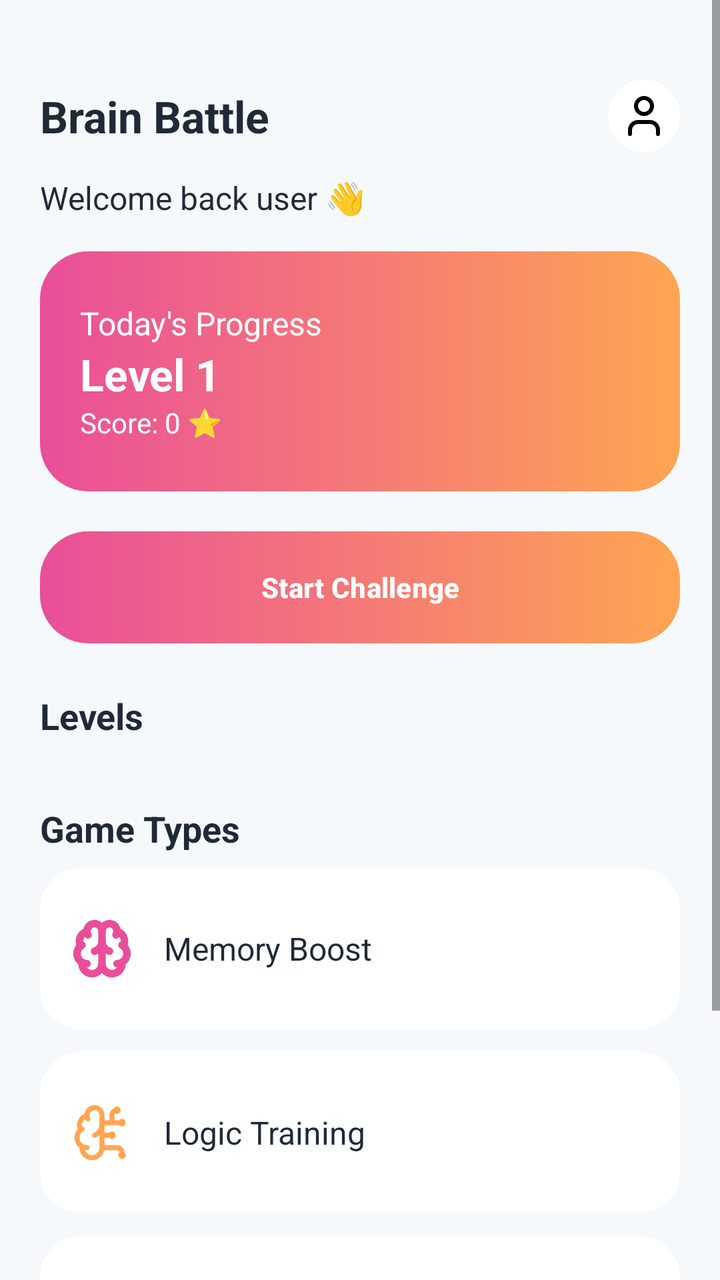
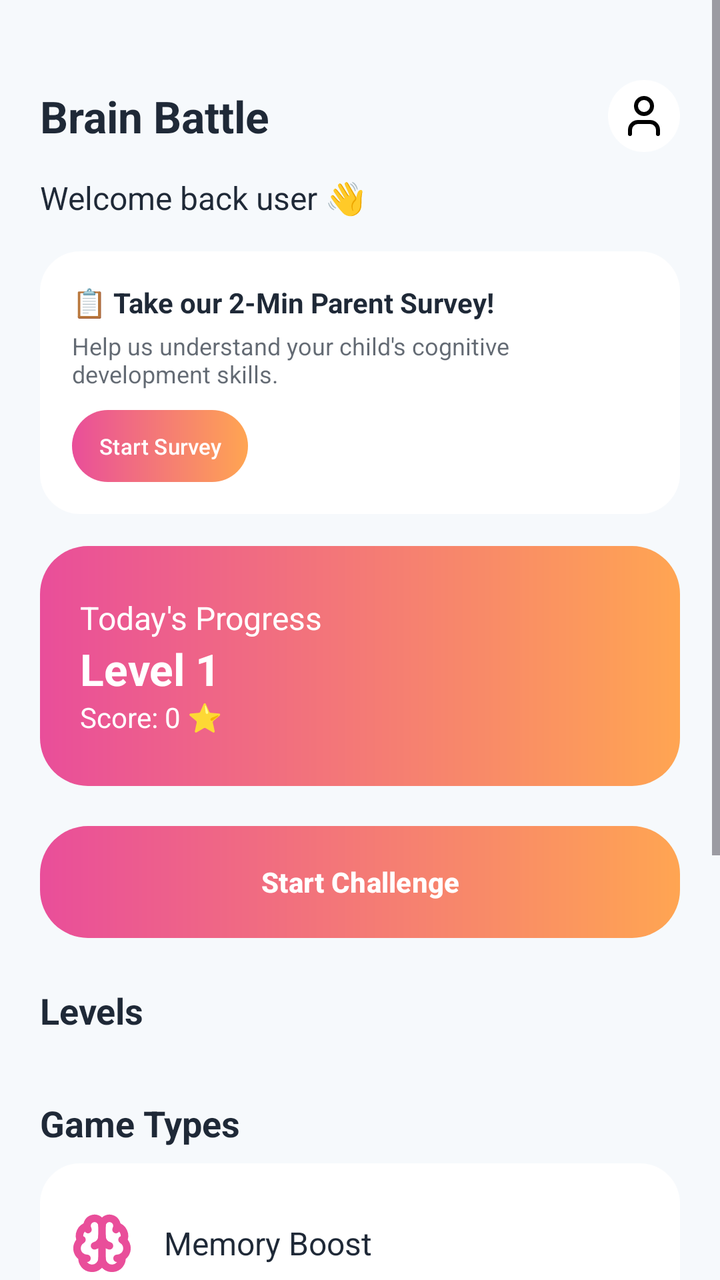

The first picture is an Android layout as it rendered before a commit; the second is the same layout after the commit. The layout source and the unified diff follow.
<!-- AndroidManifest.xml: application theme Theme.BrainBattle -->
<!-- res/layout/activity_homescreen.xml -->
<?xml version="1.0" encoding="utf-8"?>
<RelativeLayout xmlns:android="http://schemas.android.com/apk/res/android"
    xmlns:app="http://schemas.android.com/apk/res-auto"
    android:layout_width="match_parent"
    android:layout_height="match_parent"
    android:background="@color/background">

    <ScrollView
        android:layout_width="match_parent"
        android:layout_height="match_parent">

        <LinearLayout
            android:layout_width="match_parent"
            android:layout_height="wrap_content"
            android:orientation="vertical"
            android:padding="20dp">

            
            <LinearLayout
                android:layout_width="match_parent"
                android:layout_height="wrap_content"
                android:orientation="horizontal"
                android:gravity="center_vertical"
                android:layout_marginTop="20dp">

                <TextView
                    android:layout_width="0dp"
                    android:layout_height="wrap_content"
                    android:layout_weight="1"
                    android:text="Brain Battle"
                    android:textSize="22sp"
                    android:textStyle="bold"
                    android:textColor="@color/text_dark"/>

                <ImageView
                    android:id="@+id/profileIcon"
                    android:layout_width="36dp"
                    android:layout_height="36dp"
                    android:src="@drawable/ic_user"
                    android:background="@drawable/card_bg"
                    android:padding="6dp"/>
            </LinearLayout>

            
            <TextView
                android:id="@+id/txtUsername"
                android:layout_width="wrap_content"
                android:layout_height="wrap_content"
                android:text="Welcome back user 👋"
                android:textSize="16sp"
                android:textColor="@color/text_dark"
                android:layout_marginTop="12dp"/>

            
            <LinearLayout
                android:layout_width="match_parent"
                android:layout_height="120dp"
                android:orientation="vertical"
                android:background="@drawable/button_gradient"
                android:padding="20dp"
                android:layout_marginTop="16dp"
                android:gravity="center_vertical">

                <TextView
                    android:text="Today's Progress"
                    android:textColor="@color/white"
                    android:textSize="16sp"
                    android:layout_width="wrap_content"
                    android:layout_height="wrap_content"/>

                <TextView
                    android:id="@+id/progressLevel"
                    android:text="Level 1"
                    android:textColor="@color/white"
                    android:textSize="22sp"
                    android:textStyle="bold"
                    android:layout_width="wrap_content"
                    android:layout_height="wrap_content"/>

                <TextView
                    android:id="@+id/scoreText"
                    android:text="Score: 0 ⭐"
                    android:textColor="@color/white"
                    android:textSize="14sp"
                    android:layout_width="wrap_content"
                    android:layout_height="wrap_content"/>
            </LinearLayout>

            
            <com.google.android.material.button.MaterialButton
                android:id="@+id/btnStart"
                android:layout_width="match_parent"
                android:layout_height="56dp"
                android:text="Start Challenge"
                android:textColor="@color/white"
                android:textStyle="bold"
                android:textAllCaps="false"
                android:background="@drawable/button_gradient"
                android:layout_marginTop="20dp"
                android:backgroundTint="@null"
                app:backgroundTint="@null"/>

            
            <TextView
                android:text="Levels"
                android:textSize="18sp"
                android:textStyle="bold"
                android:textColor="@color/text_dark"
                android:layout_marginTop="24dp"
                android:layout_marginBottom="8dp"
                android:layout_width="wrap_content"
                android:layout_height="wrap_content"/>

            <HorizontalScrollView
                android:layout_width="match_parent"
                android:layout_height="wrap_content">

                <LinearLayout
                    android:id="@+id/levelContainer"
                    android:layout_width="wrap_content"
                    android:layout_height="wrap_content"
                    android:orientation="horizontal"/>
            </HorizontalScrollView>

            
            <TextView
                android:text="Game Types"
                android:textSize="18sp"
                android:textStyle="bold"
                android:textColor="@color/text_dark"
                android:layout_marginTop="24dp"
                android:layout_marginBottom="8dp"
                android:layout_width="wrap_content"
                android:layout_height="wrap_content"/>

            
            <LinearLayout
                android:id="@+id/memory_card"
                android:layout_width="match_parent"
                android:layout_height="80dp"
                android:background="@drawable/card_bg"
                android:orientation="horizontal"
                android:gravity="center_vertical"
                android:padding="16dp"
                android:layout_marginBottom="12dp">

                <ImageView
                    android:layout_width="30dp"
                    android:layout_height="30dp"
                    android:src="@drawable/ic_brain"
                    app:tint="@color/primary"/>

                <TextView
                    android:text="Memory Boost"
                    android:textSize="16sp"
                    android:textColor="@color/text_dark"
                    android:layout_marginStart="16dp"
                    android:layout_width="wrap_content"
                    android:layout_height="wrap_content"/>
            </LinearLayout>

            
            <LinearLayout
                android:id="@+id/logic_card"
                android:layout_width="match_parent"
                android:layout_height="80dp"
                android:background="@drawable/card_bg"
                android:orientation="horizontal"
                android:gravity="center_vertical"
                android:padding="16dp"
                android:layout_marginBottom="12dp">

                <ImageView
                    android:layout_width="30dp"
                    android:layout_height="30dp"
                    android:src="@drawable/ic_logic"
                    app:tint="@color/secondary"/>

                <TextView
                    android:text="Logic Training"
                    android:textColor="@color/text_dark"
                    android:textSize="16sp"
                    android:layout_marginStart="16dp"
                    android:layout_width="wrap_content"
                    android:layout_height="wrap_content"/>
            </LinearLayout>

            
            <LinearLayout
                android:id="@+id/focus_card"
                android:layout_width="match_parent"
                android:layout_height="80dp"
                android:background="@drawable/card_bg"
                android:orientation="horizontal"
                android:gravity="center_vertical"
                android:padding="16dp"
                android:layout_marginBottom="12dp">

                <ImageView
                    android:layout_width="30dp"
                    android:layout_height="30dp"
                    android:src="@drawable/ic_target"
                    app:tint="@color/primary"/>

                <TextView
                    android:text="Focus Training"
                    android:textColor="@color/text_dark"
                    android:textSize="16sp"
                    android:layout_marginStart="16dp"
                    android:layout_width="wrap_content"
                    android:layout_height="wrap_content"/>
            </LinearLayout>

            
            <LinearLayout
                android:id="@+id/speed_card"
                android:layout_width="match_parent"
                android:layout_height="80dp"
                android:background="@drawable/card_bg"
                android:orientation="horizontal"
                android:gravity="center_vertical"
                android:padding="16dp">

                <ImageView
                    android:layout_width="30dp"
                    android:layout_height="30dp"
                    android:src="@drawable/ic_timer"
                    app:tint="@color/secondary"/>

                <TextView
                    android:text="Speed Challenge"
                    android:textColor="@color/text_dark"
                    android:textSize="16sp"
                    android:layout_marginStart="16dp"
                    android:layout_width="wrap_content"
                    android:layout_height="wrap_content"/>
            </LinearLayout>

        </LinearLayout>

    </ScrollView>

</RelativeLayout>
<!-- resources referenced by this layout -->
<resources>
  <color name="background">#F6F9FC</color>
  <color name="primary">#E94E9A</color>
  <color name="secondary">#FFA552</color>
  <color name="text_dark">#1F2937</color>
  <color name="white">#FFFFFFFF</color>
  <!-- drawable button_gradient (drawable) -->
  <?xml version="1.0" encoding="utf-8"?>
  <shape xmlns:android="http://schemas.android.com/apk/res/android">
      <gradient
          android:startColor="#E94E9A"
          android:endColor="#FFA552"
          android:angle="0"/>
      <corners android:radius="24dp"/>
  </shape>
  <!-- drawable card_bg (drawable) -->
  <?xml version="1.0" encoding="utf-8"?>
  <shape xmlns:android="http://schemas.android.com/apk/res/android">
      <solid android:color="@color/white"/>
      <corners android:radius="20dp"/>
  </shape>
  <!-- drawable ic_brain: vector/xml drawable (drawable, 2259 chars, omitted) -->
  <!-- drawable ic_logic: vector/xml drawable (drawable, 3573 chars, omitted) -->
  <!-- drawable ic_target (drawable) -->
  <?xml version="1.0" encoding="utf-8"?>
  <vector xmlns:android="http://schemas.android.com/apk/res/android"
      android:width="24dp"
      android:height="24dp"
      android:viewportWidth="24"
      android:viewportHeight="24">
  
    <path
        android:pathData="M12,12m-10,0a10,10 0,1 1,20 0a10,10 0,1 1,-20 0"
        android:strokeWidth="2"
        android:fillColor="#00000000"
        android:strokeColor="@color/primary"
        android:strokeLineCap="round"
        android:strokeLineJoin="round"/>
  
    <path
        android:pathData="M12,12m-6,0a6,6 0,1 1,12 0a6,6 0,1 1,-12 0"
        android:strokeWidth="2"
        android:fillColor="#00000000"
        android:strokeColor="@color/primary"
        android:strokeLineCap="round"
        android:strokeLineJoin="round"/>
  
    <path
        android:pathData="M12,12m-2,0a2,2 0,1 1,4 0a2,2 0,1 1,-4 0"
        android:strokeWidth="2"
        android:fillColor="#00000000"
        android:strokeColor="@color/primary"
        android:strokeLineCap="round"
        android:strokeLineJoin="round"/>
  
  </vector>
  <!-- drawable ic_timer (drawable) -->
  <?xml version="1.0" encoding="utf-8"?>
  <vector xmlns:android="http://schemas.android.com/apk/res/android"
      android:width="24dp"
      android:height="24dp"
      android:viewportWidth="24"
      android:viewportHeight="24">
  
    <path
        android:pathData="M10,2L14,2"
        android:strokeWidth="2"
        android:fillColor="#00000000"
        android:strokeColor="@color/secondary"
        android:strokeLineCap="round"
        android:strokeLineJoin="round"/>
  
    <path
        android:pathData="M12,14L15,11"
        android:strokeWidth="2"
        android:fillColor="#00000000"
        android:strokeColor="@color/secondary"
        android:strokeLineCap="round"
        android:strokeLineJoin="round"/>
  
    <path
        android:pathData="M12,14m-8,0a8,8 0,1 1,16 0a8,8 0,1 1,-16 0"
        android:strokeWidth="2"
        android:fillColor="#00000000"
        android:strokeColor="@color/secondary"
        android:strokeLineCap="round"
        android:strokeLineJoin="round"/>
  
  </vector>
  <!-- drawable ic_user (drawable) -->
  <vector xmlns:android="http://schemas.android.com/apk/res/android"
      android:width="24dp"
      android:height="24dp"
      android:viewportWidth="24"
      android:viewportHeight="24">
    <path
        android:pathData="M19,21v-2a4,4 0,0 0,-4 -4H9a4,4 0,0 0,-4 4v2"
        android:strokeLineJoin="round"
        android:strokeWidth="2"
        android:fillColor="#00000000"
        android:strokeColor="#000000"
        android:strokeLineCap="round"/>
    <path
        android:pathData="M12,7m-4,0a4,4 0,1 1,8 0a4,4 0,1 1,-8 0"
        android:strokeLineJoin="round"
        android:strokeWidth="2"
        android:fillColor="#00000000"
        android:strokeColor="#000000"
        android:strokeLineCap="round"/>
  </vector>
  <style name="Theme.BrainBattle" parent="Theme.Material3.DayNight.NoActionBar" />
</resources>

<!-- the commit's change to res/layout/activity_homescreen.xml (unified diff, before → after) -->
@@ -50,6 +50,50 @@
                 android:textSize="16sp"
                 android:textColor="@color/text_dark"
                 android:layout_marginTop="12dp"/>
+
+            
+            <LinearLayout
+                android:id="@+id/survey_banner"
+                android:layout_width="match_parent"
+                android:layout_height="wrap_content"
+                android:orientation="vertical"
+                android:background="@drawable/card_bg"
+                android:padding="16dp"
+                android:layout_marginTop="16dp">
+
+                <TextView
+                    android:layout_width="match_parent"
+                    android:layout_height="wrap_content"
+                    android:text="📋 Take our 2-Min Parent Survey!"
+                    android:textStyle="bold"
+                    android:textColor="@color/text_dark"
+                    android:textSize="14sp"/>
+
+                <TextView
+                    android:layout_width="match_parent"
+                    android:layout_height="wrap_content"
+                    android:text="Help us understand your child's cognitive development skills."
+                    android:textColor="@color/text_dark"
+                    android:textSize="12sp"
+                    android:layout_marginTop="4dp"
+                    android:alpha="0.7"/>
+
+                <Button
+                    android:id="@+id/btnStartSurvey"
+                    android:layout_width="wrap_content"
+                    android:layout_height="36dp"
+                    android:text="Start Survey"
+                    android:textSize="11sp"
+                    android:textColor="@color/white"
+                    android:background="@drawable/button_gradient"
+                    android:layout_marginTop="10dp"
+                    android:paddingStart="12dp"
+                    android:paddingEnd="12dp"
+                    android:backgroundTint="@null"
+                    app:backgroundTint="@null"
+                    android:insetTop="0dp"
+                    android:insetBottom="0dp"/>
+            </LinearLayout>
 
             
             <LinearLayout
